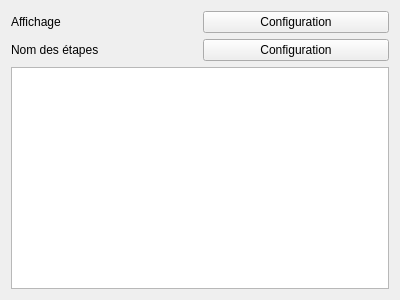
This is ComputreeGui/view/Steps/gstepviewdefault.ui in computree/computree-v3 as Qt 5 draws it before an edit. The edited form follows.
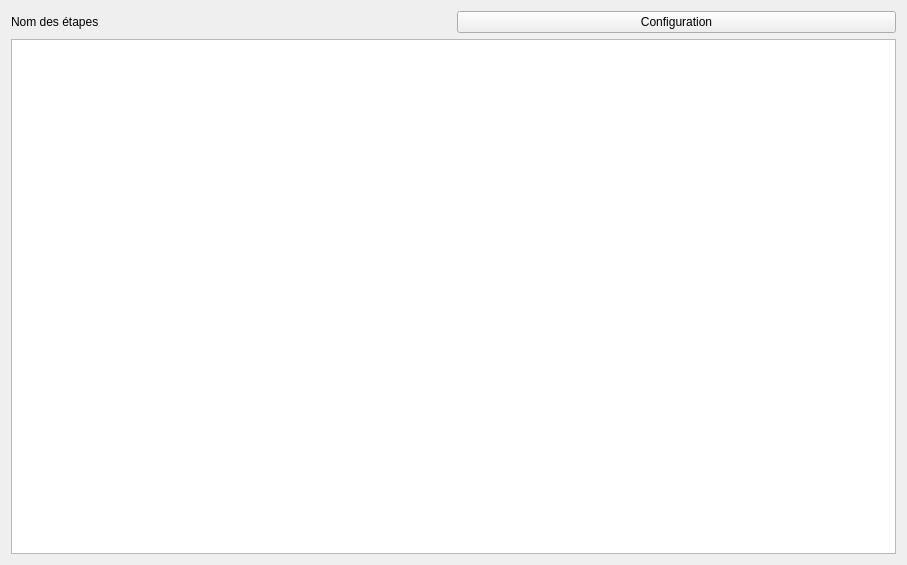
This is the edited form. Custom widgets are drawn as their Qt base class.

The edit to the form file:
```diff
--- a/ComputreeGui/view/Steps/gstepviewdefault.ui
+++ b/ComputreeGui/view/Steps/gstepviewdefault.ui
@@ -6,8 +6,8 @@
    <rect>
     <x>0</x>
     <y>0</y>
-    <width>400</width>
-    <height>300</height>
+    <width>907</width>
+    <height>565</height>
    </rect>
   </property>
   <property name="windowTitle">
@@ -17,13 +17,6 @@
    <item>
     <layout class="QGridLayout" name="gridLayout">
      <item row="0" column="0">
-      <widget class="QLabel" name="label">
-       <property name="text">
-        <string>Affichage</string>
-       </property>
-      </widget>
-     </item>
-     <item row="1" column="0">
       <widget class="QLabel" name="label_2">
        <property name="text">
         <string>Nom des étapes</string>
@@ -31,13 +24,6 @@
       </widget>
      </item>
      <item row="0" column="1">
-      <widget class="QPushButton" name="pushButtonConfigTypeOnTree">
-       <property name="text">
-        <string>Configuration</string>
-       </property>
-      </widget>
-     </item>
-     <item row="1" column="1">
       <widget class="QPushButton" name="pushButtonConfigStepName">
        <property name="text">
         <string>Configuration</string>
```
